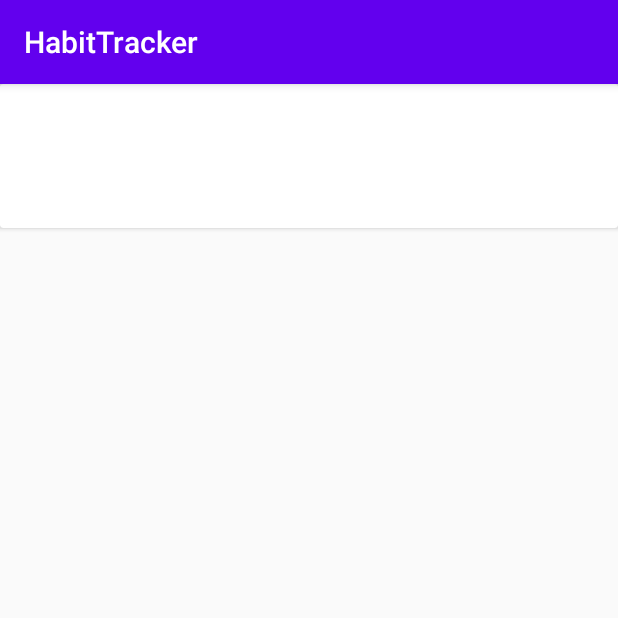
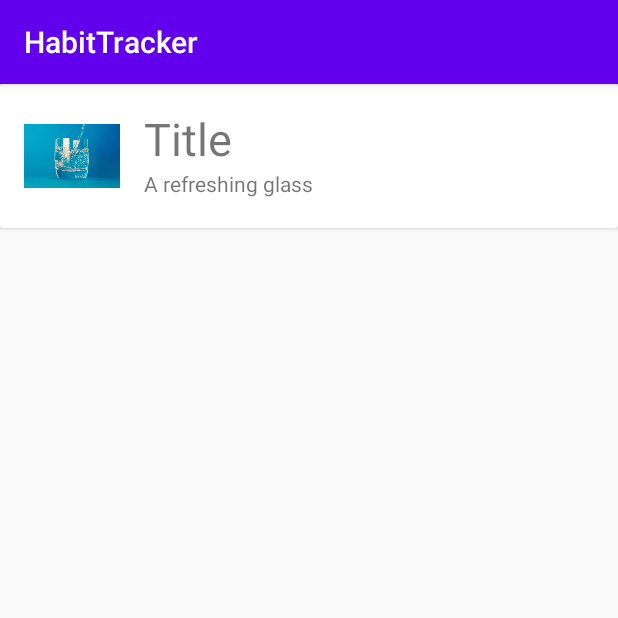
Before and after one commit to svenschmidt75/KotlinForAndroid, an Android app: the screen it shows after launch (MainActivity), on a phone screen of 412 x 824 dp, the top half of it. Run offline under Robolectric (Android 15) with nearby library versions, the phone set to English and light mode, and no system bars.

Commit message:
more layout changes

```diff
--- a/app/src/main/java/com/example/habittracker/MainActivity.kt
+++ b/app/src/main/java/com/example/habittracker/MainActivity.kt
@@ -2,11 +2,16 @@ package com.example.habittracker
 
 import androidx.appcompat.app.AppCompatActivity
 import android.os.Bundle
+import kotlinx.android.synthetic.main.activity_main.*
 
 class MainActivity : AppCompatActivity() {
 
     override fun onCreate(savedInstanceState: Bundle?) {
         super.onCreate(savedInstanceState)
         setContentView(R.layout.activity_main)
+
+        iv_icon.setImageResource(R.drawable.water)
+        tv_title.text = "Title"
+        tv_description.text = "A refreshing glass"
     }
 }
--- a/app/src/main/res/layout/activity_main.xml
+++ b/app/src/main/res/layout/activity_main.xml
@@ -1,6 +1,5 @@
 <?xml version="1.0" encoding="utf-8"?>
 <ScrollView xmlns:android="http://schemas.android.com/apk/res/android"
-    xmlns:app="http://schemas.android.com/apk/res-auto"
     xmlns:tools="http://schemas.android.com/tools"
     android:layout_width="match_parent"
     android:layout_height="match_parent"
@@ -17,16 +16,17 @@
 
             <ImageView
                 android:id="@+id/iv_icon"
-                android:layout_alignParentLeft="true"
+                android:layout_alignParentStart="true"
                 android:layout_alignParentTop="true"
-                android:layout_marginRight="16dp"
+                android:layout_marginEnd="16dp"
                 android:layout_width="64dp"
-                android:layout_height="64dp">
+                android:layout_height="64dp"
+                android:contentDescription="@string/habit_icon">
             </ImageView>
 
             <TextView
                 android:id="@+id/tv_title"
-                android:layout_toRightOf="@id/iv_icon"
+                android:layout_toEndOf="@id/iv_icon"
                 android:layout_alignParentTop="true"
                 android:textSize="30sp"
                 android:layout_width="wrap_content"
@@ -35,7 +35,7 @@
 
             <TextView
                 android:id="@+id/tv_description"
-                android:layout_toRightOf="@id/iv_icon"
+                android:layout_toEndOf="@id/iv_icon"
                 android:layout_below="@id/tv_title"
                 android:layout_width="wrap_content"
                 android:layout_height="wrap_content">
--- a/app/src/main/res/values/strings.xml
+++ b/app/src/main/res/values/strings.xml
@@ -1,3 +1,4 @@
 <resources>
     <string name="app_name">HabitTracker</string>
+    <string name="habit_icon">Habit icon</string>
 </resources>
```
